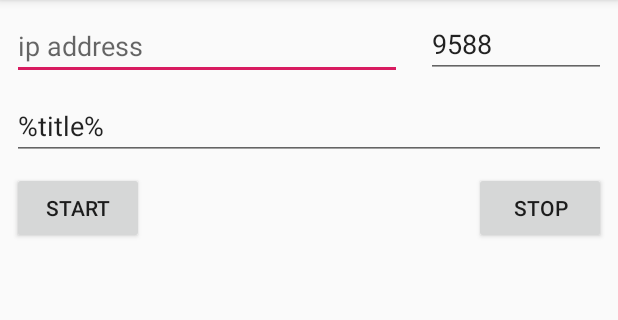
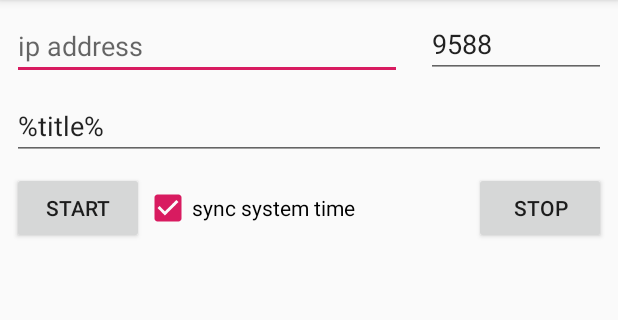
Before and after one commit to frto027/flyric-daemon, an Android app: the screen it shows after launch (MainActivity), on a phone screen of 412 x 824 dp, the part 84-404 px from its top. Run offline under Robolectric (Android 15) with nearby library versions, the phone set to English and light mode, and no system bars; libraries missing offline, so code that uses them is left out: com.maxmpz.poweramp, top.frto027.flyric.

Commit message:
poweramp sync update

```diff
--- a/flyric_client/flyric_client_poweramp/FlyricPowerampClient/app/src/main/AndroidManifest.xml
+++ b/flyric_client/flyric_client_poweramp/FlyricPowerampClient/app/src/main/AndroidManifest.xml
@@ -31,4 +31,5 @@
         </receiver>
     </application>
     <uses-permission android:name="android.permission.INTERNET" />
+    <uses-permission android:name="android.permission.ACCESS_NETWORK_STATE" />
 </manifest>
--- a/flyric_client/flyric_client_poweramp/FlyricPowerampClient/app/src/main/java/top/frto027/flyric/client/MainActivity.java
+++ b/flyric_client/flyric_client_poweramp/FlyricPowerampClient/app/src/main/java/top/frto027/flyric/client/MainActivity.java
@@ -2,17 +2,13 @@ package top.frto027.flyric.client;
 
 import androidx.appcompat.app.AppCompatActivity;
 
-import android.content.BroadcastReceiver;
 import android.content.ComponentName;
-import android.content.Context;
 import android.content.Intent;
-import android.content.IntentFilter;
 import android.os.Bundle;
 import android.util.Log;
 import android.view.View;
+import android.widget.CheckBox;
 import android.widget.EditText;
-import android.widget.TextView;
-import android.widget.Toast;
 
 import com.maxmpz.poweramp.player.PowerampAPI;
 import com.maxmpz.poweramp.player.RemoteTrackTime;
@@ -20,6 +16,7 @@ import com.maxmpz.poweramp.player.RemoteTrackTime;
 public class MainActivity extends AppCompatActivity implements View.OnClickListener {
     private final static String TAG = "FlyricPowerampClient";
     private EditText ipText,portText,formatText;
+    private CheckBox syncCb;
     @Override
     protected void onCreate(Bundle savedInstanceState) {
         super.onCreate(savedInstanceState);
@@ -31,6 +28,7 @@ public class MainActivity extends AppCompatActivity implements View.OnClickListe
         ipText = findViewById(R.id.ipText);
         portText = findViewById(R.id.portText);
         formatText = findViewById(R.id.formatText);
+        syncCb = findViewById(R.id.syncCb);
     }
 
     @Override
@@ -43,12 +41,17 @@ public class MainActivity extends AppCompatActivity implements View.OnClickListe
                 } catch (NumberFormatException e) {
                     Log.e(TAG, "", e);
                 }
+                Intent intent = new Intent(this, WorkService.class)
+                        .putExtra(WorkService.ACTION_NAME, WorkService.ACTION_START)
+                        .putExtra(WorkService.ARG_STR_IP, ipText.getText().toString())
+                        .putExtra(WorkService.ARG_INT_PORT, port)
+                        .putExtra(WorkService.ARG_STR_FORMAT, formatText.getText().toString());
+                if(syncCb.isChecked()){
+                    intent = intent
+                            .putExtra(WorkService.ARG_SYNC_MODE,WorkService.SYNC_MODE_STRICT);
+                }
                 ComponentName name = startService(
-                        new Intent(this, WorkService.class)
-                                .putExtra(WorkService.ACTION_NAME, WorkService.ACTION_START)
-                                .putExtra(WorkService.ARG_STR_IP, ipText.getText().toString())
-                                .putExtra(WorkService.ARG_INT_PORT, port)
-                                .putExtra(WorkService.ARG_STR_FORMAT, formatText.getText().toString())
+                        intent
                 );
                 Log.d(TAG, "Start:" + name);
             }
--- a/flyric_client/flyric_client_poweramp/FlyricPowerampClient/app/src/main/res/layout/activity_main.xml
+++ b/flyric_client/flyric_client_poweramp/FlyricPowerampClient/app/src/main/res/layout/activity_main.xml
@@ -68,4 +68,14 @@
         app:layout_constraintEnd_toEndOf="parent"
         app:layout_constraintTop_toTopOf="parent" />
 
+    <CheckBox
+        android:id="@+id/syncCb"
+        android:layout_width="wrap_content"
+        android:layout_height="wrap_content"
+        android:checked="true"
+        android:text="@string/sync_time"
+        app:layout_constraintBottom_toBottomOf="@+id/startBtn"
+        app:layout_constraintStart_toEndOf="@+id/startBtn"
+        app:layout_constraintTop_toTopOf="@+id/startBtn" />
+
 </androidx.constraintlayout.widget.ConstraintLayout>
--- a/flyric_client/flyric_client_poweramp/FlyricPowerampClient/app/src/main/res/values/strings.xml
+++ b/flyric_client/flyric_client_poweramp/FlyricPowerampClient/app/src/main/res/values/strings.xml
@@ -7,4 +7,7 @@
     <string name="title_default">%title%</string>
     <string name="port">port</string>
     <string name="port_default">9588</string>
+    <string name="toast_sync_success">strict sync success</string>
+    <string name="toast_sync_failed">sync no response</string>
+    <string name="sync_time">sync system time</string>
 </resources>
```
Also changed, not shown: flyric_client/flyric_client_poweramp/FlyricPowerampClient/app/src/main/java/top/frto027/flyric/client/WorkService.java (+27 -1 lines), 2 other files.
